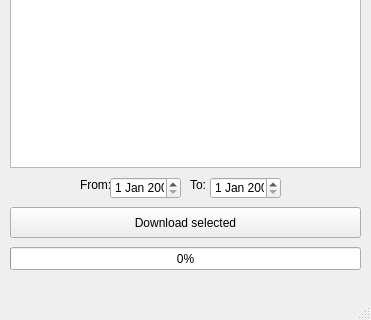
bcrdh/Downloader, file downloader.ui: the form before one commit; both pictures show x 0 to 371 and y 223 to 543 of the 371 by 543 pixel window.
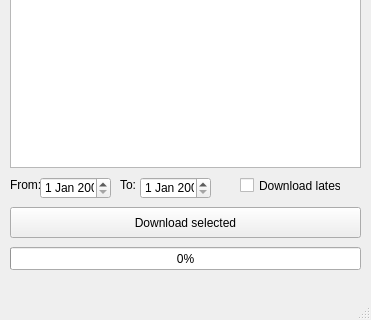
The form after the commit. Icons and pictures are not drawn.

```diff
--- a/downloader.ui
+++ b/downloader.ui
@@ -45,7 +45,7 @@
    <widget class="QDateEdit" name="dtStart">
     <property name="geometry">
      <rect>
-      <x>110</x>
+      <x>40</x>
       <y>400</y>
       <width>71</width>
       <height>22</height>
@@ -55,7 +55,7 @@
    <widget class="QLabel" name="lbllFrom">
     <property name="geometry">
      <rect>
-      <x>80</x>
+      <x>10</x>
       <y>400</y>
       <width>31</width>
       <height>16</height>
@@ -68,7 +68,7 @@
    <widget class="QLabel" name="lblTo">
     <property name="geometry">
      <rect>
-      <x>190</x>
+      <x>120</x>
       <y>400</y>
       <width>21</width>
       <height>16</height>
@@ -81,7 +81,7 @@
    <widget class="QDateEdit" name="dtEnd">
     <property name="geometry">
      <rect>
-      <x>210</x>
+      <x>140</x>
       <y>400</y>
       <width>71</width>
       <height>22</height>
@@ -225,6 +225,19 @@
      <string/>
     </property>
    </widget>
+   <widget class="QCheckBox" name="chkBoxLatest">
+    <property name="geometry">
+     <rect>
+      <x>240</x>
+      <y>400</y>
+      <width>101</width>
+      <height>17</height>
+     </rect>
+    </property>
+    <property name="text">
+     <string>Download latest</string>
+    </property>
+   </widget>
   </widget>
   <widget class="QMenuBar" name="menubar">
    <property name="geometry">
```
